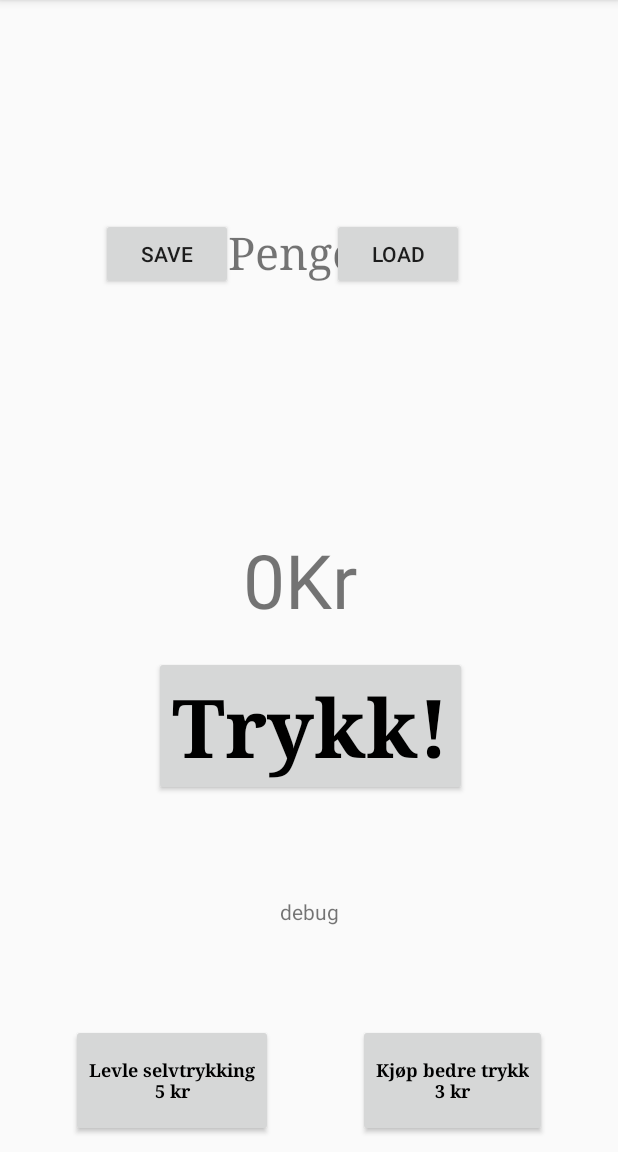
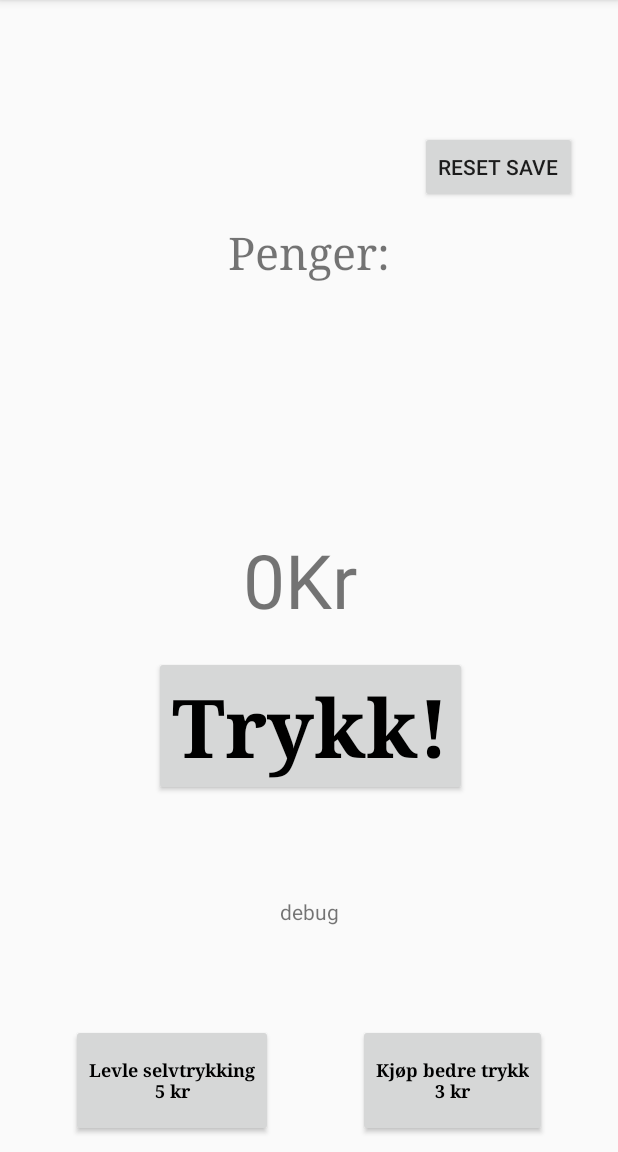
Before and after one commit to sebastianvitterso/CashClicker, an Android app: the screen it shows after launch (MainActivity), on a phone screen of 412 x 824 dp, the part 84-1236 px from its top. Run offline under Robolectric (Android 15) with nearby library versions, the light colour scheme and no system bars.

Commit message:
Save load now works, debug and resetbutton on view.

```diff
--- a/app/src/main/java/com/example/cashclicker/CashClicker.java
+++ b/app/src/main/java/com/example/cashclicker/CashClicker.java
@@ -1,19 +1,13 @@
 package com.example.cashclicker;
-
-import android.content.Context;
-import java.io.IOException;
-import java.util.ArrayList;
 
 public class CashClicker {
 
-    int cash;
+    long cash;
     int cashPerSecond;
     int cashPerClick;
     int clicks;
     int pricePerAutoClicker;
     int priceForBetterClicks;
-    Context context;
-    String filename;
 
     public CashClicker() {
         cash = 0;
@@ -37,10 +31,10 @@ public class CashClicker {
     void buyAutoClicker() {
         if(cash>=pricePerAutoClicker) {
             if(cashPerSecond > 0) {
-                cashPerSecond = (int) Math.round(cashPerSecond * 1.5);
+                cashPerSecond = (int) Math.ceil(cashPerSecond * 1.05);
             }else{cashPerSecond = 1;}
             cash -= pricePerAutoClicker;
-            pricePerAutoClicker = (int) Math.round(pricePerAutoClicker * 1.5);
+            pricePerAutoClicker = (int) Math.ceil(pricePerAutoClicker * 1.2);
         }
         else {
             System.out.println("You can't afford that!");
@@ -50,9 +44,9 @@ public class CashClicker {
 
     void buyBetterClicks() {
         if(cash>=priceForBetterClicks) {
-            cashPerClick = (int) Math.round(cashPerClick*1.5);
+            cashPerClick = (int) Math.ceil(cashPerClick*1.05);
             cash -= priceForBetterClicks;
-            priceForBetterClicks = (int) Math.round(priceForBetterClicks * 1.5);
+            priceForBetterClicks = (int) Math.ceil(priceForBetterClicks * 1.25);
         }
         else {
             System.out.println("You can't afford that!");
@@ -64,7 +58,7 @@ public class CashClicker {
 
 
 
-    int getCash() {
+    long getCash() {
         return cash;
     }
 
@@ -75,26 +69,6 @@ public class CashClicker {
 
 
 // TODO: 19.04.2018 - Implement saving (text file?)
-// https://stackoverflow.com/questions/33740686/android-call-function-on-app-close
-
-
-
-
-
-    /*
-    DataOutputStream stream = new DataOutputStream(new FileOutputStream(file));
-        stream.writeInt(cash);
-        stream.writeInt(cashPerSecond);
-        stream.writeInt(cashPerClick);
-        stream.writeInt(clicks);
-        stream.writeInt(pricePerAutoClicker);
-        stream.writeInt(priceForBetterClicks);
-        stream.close();
-     */
-
-
-
-
 
 
 
--- a/app/src/main/java/com/example/cashclicker/MainActivity.java
+++ b/app/src/main/java/com/example/cashclicker/MainActivity.java
@@ -21,8 +21,7 @@ public class MainActivity extends AppCompatActivity {
     TextView messageTextView;
     Button autoClickButton;
     Button betterClickButton;
-    Button saveButton;
-    Button loadButton;
+    Button resetButton;
     String cashOutput;
 
     @Override
@@ -34,13 +33,18 @@ public class MainActivity extends AppCompatActivity {
         final Button clickButton = (Button) findViewById(R.id.clickButton);
         autoClickButton = (Button) findViewById(R.id.autoClickButton);
         betterClickButton = (Button) findViewById(R.id.betterClickButton);
-        saveButton = (Button) findViewById(R.id.saveButton);
-        loadButton = (Button) findViewById(R.id.loadButton);
         textView2 = (TextView) findViewById(R.id.textView2);
+        resetButton = (Button) findViewById(R.id.resetButton);
         messageTextView = (TextView) findViewById(R.id.messageTextView);
         clickButton.setOnClickListener(new View.OnClickListener(){
             public void onClick(View v){
                 controllerClick();
+            }
+
+        });
+        resetButton.setOnClickListener(new View.OnClickListener(){
+            public void onClick(View v){
+                resetSaveFile();
             }
 
         });
@@ -56,19 +60,6 @@ public class MainActivity extends AppCompatActivity {
             }
 
         });
-
-        saveButton.setOnClickListener(new View.OnClickListener(){
-            public void onClick(View v){
-                saveToFile();
-            }
-        });
-        loadButton.setOnClickListener(new View.OnClickListener(){
-            public void onClick(View v){
-                loadFromFile();
-                update();
-            }
-        });
-
 
         loadFromFile();
         update();
@@ -91,7 +82,7 @@ public class MainActivity extends AppCompatActivity {
     @Override
     protected void onPause() {
         super.onPause();
-        // Put save method here
+        saveToFile();
     }
 
 
@@ -115,7 +106,8 @@ public class MainActivity extends AppCompatActivity {
         if(cashClicker.cash<1000){cashOutput = cashClicker.cash + "Kr ";}
         else if(cashClicker.cash<1000000) {cashOutput = cashClicker.getCash()/1000 + "," + cashClicker.getCash()%1000 + "k";}
         else if(cashClicker.cash<1000000000) {cashOutput = cashClicker.getCash()/1000000 + "," + cashClicker.getCash()%1000000 + "mil";}
-        else {cashOutput = "På tide å fikse dette ja.\n" + cashClicker.getCash()/1000000 + "," + cashClicker.getCash()%1000000 + "mil";}
+        else {cashOutput = cashClicker.getCash()/1000000000 + "," + cashClicker.getCash()%1000000000 + "mrd";}
+
         textView2.setText(cashOutput);
         autoClickButton.setText("Levle selvtrykking\n" + cashClicker.pricePerAutoClicker + " kr");
         betterClickButton.setText("Kjøp bedre trykk\n" + cashClicker.priceForBetterClicks + " kr");
@@ -147,6 +139,27 @@ public class MainActivity extends AppCompatActivity {
         }
     }
 
+    public void resetSaveFile(){
+        String saveString = "";
+        saveString += 0 + "\n";
+        saveString += 0 + "\n";
+        saveString += 1 + "\n";
+        saveString += 0 + "\n";
+        saveString += 5 + "\n";
+        saveString += 3;
+
+        try{
+            FileOutputStream fos = openFileOutput(textFileLocation, Context.MODE_PRIVATE);
+            fos.write(saveString.getBytes());
+            fos.close();
+        }
+        catch(Exception e) {
+            e.printStackTrace();
+        }
+
+        loadFromFile();
+    }
+
     public void loadFromFile(){
         try{
             FileInputStream fis = openFileInput(textFileLocation);
--- a/app/src/main/res/layout/activity_main.xml
+++ b/app/src/main/res/layout/activity_main.xml
@@ -128,34 +128,19 @@
         app:layout_constraintTop_toBottomOf="@+id/clickButton" />
 
     <Button
-        android:id="@+id/loadButton"
+        android:id="@+id/resetButton"
         android:layout_width="wrap_content"
         android:layout_height="wrap_content"
         android:layout_marginLeft="221dp"
         android:layout_marginStart="221dp"
         android:layout_marginTop="87dp"
-        android:text="Load"
+        android:text="Reset save"
         app:layout_constraintBottom_toBottomOf="parent"
         app:layout_constraintEnd_toEndOf="parent"
-        app:layout_constraintHorizontal_bias="0.0"
+        app:layout_constraintHorizontal_bias="0.686"
         app:layout_constraintStart_toStartOf="parent"
         app:layout_constraintTop_toTopOf="parent"
-        app:layout_constraintVertical_bias="0.092" />
-
-    <Button
-        android:id="@+id/saveButton"
-        android:layout_width="wrap_content"
-        android:layout_height="wrap_content"
-        android:layout_marginLeft="38dp"
-        android:layout_marginStart="38dp"
-        android:layout_marginTop="87dp"
-        android:text="Save"
-        app:layout_constraintBottom_toBottomOf="parent"
-        app:layout_constraintEnd_toEndOf="parent"
-        app:layout_constraintHorizontal_bias="0.102"
-        app:layout_constraintStart_toStartOf="parent"
-        app:layout_constraintTop_toTopOf="parent"
-        app:layout_constraintVertical_bias="0.092" />
+        app:layout_constraintVertical_bias="0.0" />
 
 </android.support.constraint.ConstraintLayout>
 
```
